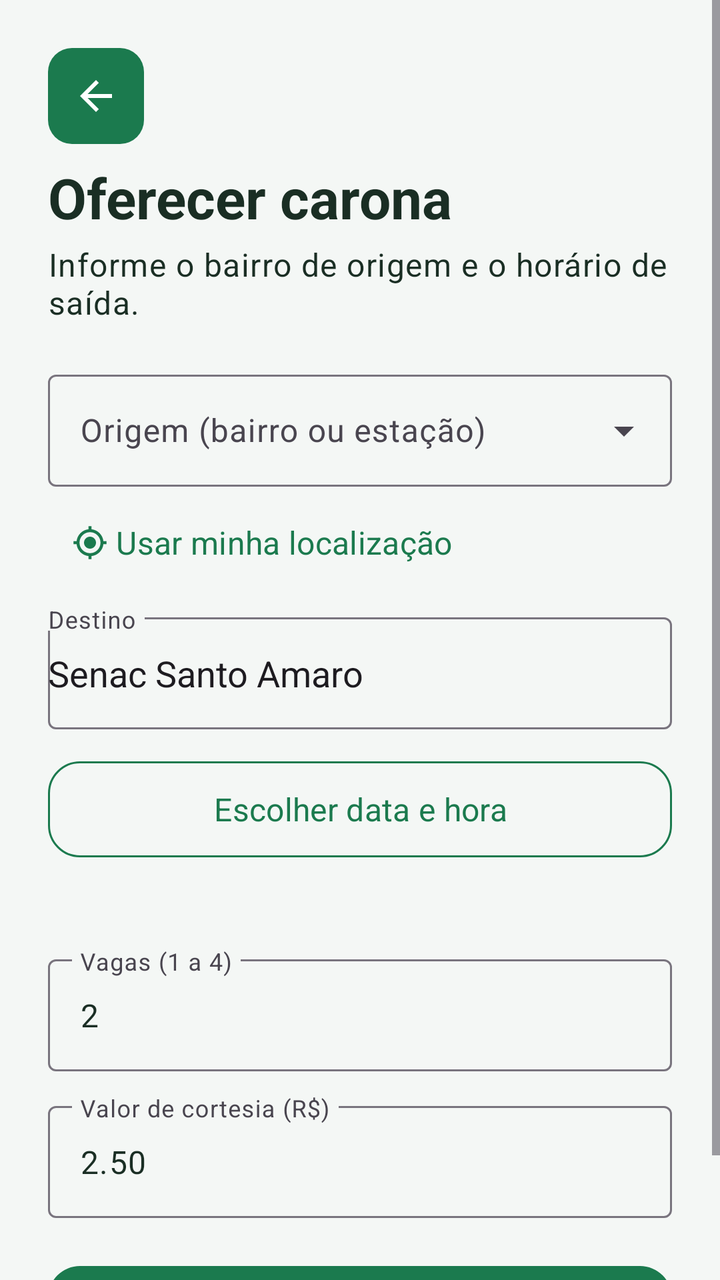
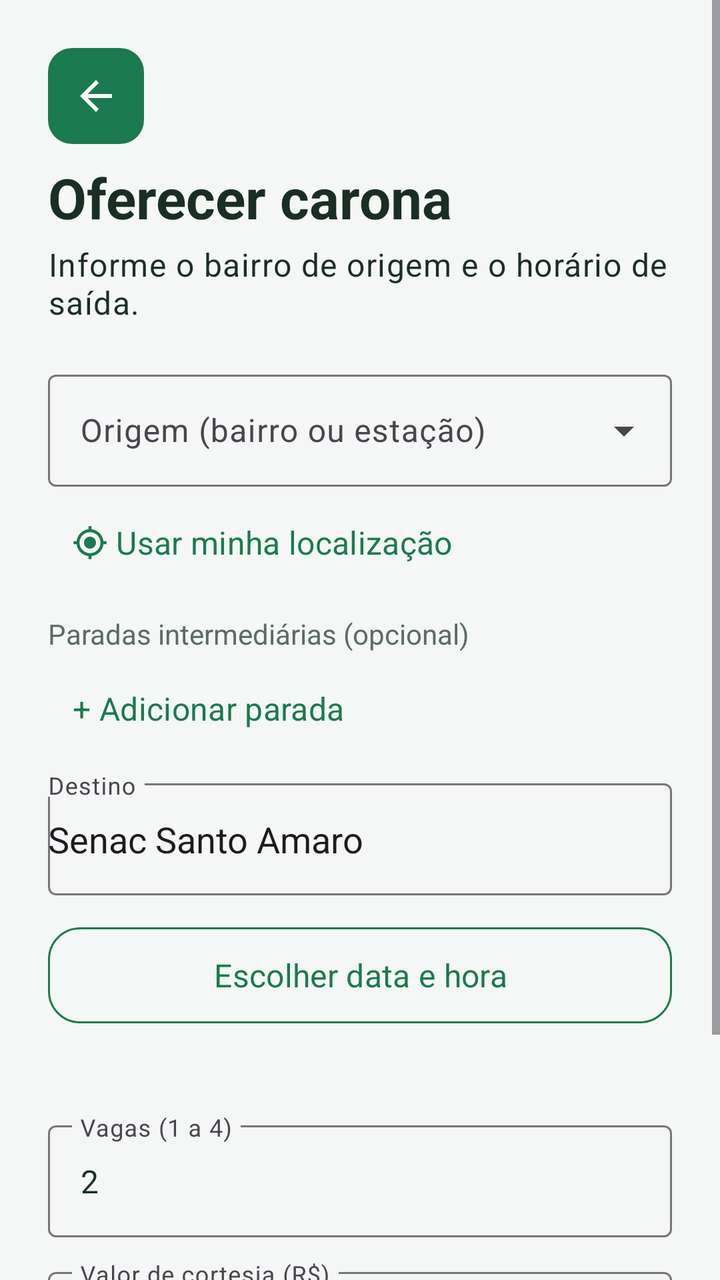

Screens rendered from an Android XML layout before and after an edit, with the pre-edit source and the edit as a unified diff.
<!-- AndroidManifest.xml: application theme Theme.Hitchhike -->
<!-- res/layout/activity_oferecer_carona.xml -->
<?xml version="1.0" encoding="utf-8"?>
<FrameLayout xmlns:android="http://schemas.android.com/apk/res/android"
    xmlns:app="http://schemas.android.com/apk/res-auto"
    android:id="@+id/rootOferecer"
    android:layout_width="match_parent"
    android:layout_height="match_parent"
    android:background="@color/hh_background">

    <ScrollView
        android:layout_width="match_parent"
        android:layout_height="match_parent"
        android:clipToPadding="false"
        android:fillViewport="true">

        <androidx.constraintlayout.widget.ConstraintLayout
            android:layout_width="match_parent"
            android:layout_height="wrap_content">

            <LinearLayout
                android:layout_width="0dp"
                android:layout_height="wrap_content"
                android:orientation="vertical"
                android:padding="@dimen/hh_screen_padding"
                app:layout_constraintEnd_toEndOf="parent"
                app:layout_constraintStart_toStartOf="parent"
                app:layout_constraintTop_toTopOf="parent"
                app:layout_constraintWidth_max="@dimen/hh_content_max">

                <com.google.android.material.button.MaterialButton
                    android:id="@+id/btnVoltar"
                    style="@style/Widget.Hitchhike.Button.Back"
                    android:layout_width="@dimen/hh_touch_min"
                    android:layout_height="@dimen/hh_touch_min"
                    android:layout_marginBottom="@dimen/hh_space_sm" />

                <TextView
                    android:layout_width="match_parent"
                    android:layout_height="wrap_content"
                    android:text="@string/oferecer_title"
                    android:textAppearance="@style/TextAppearance.Hitchhike.Title" />

                <TextView
                    android:layout_width="match_parent"
                    android:layout_height="wrap_content"
                    android:layout_marginTop="4dp"
                    android:text="@string/oferecer_subtitle"
                    android:textAppearance="@style/TextAppearance.Hitchhike.Subtitle" />

                <com.google.android.material.textfield.TextInputLayout
                    android:id="@+id/tilOrigem"
                    style="@style/Widget.Material3.TextInputLayout.OutlinedBox.ExposedDropdownMenu"
                    android:layout_width="match_parent"
                    android:layout_height="wrap_content"
                    android:layout_marginTop="20dp"
                    android:hint="@string/hint_origem">

                    <AutoCompleteTextView
                        android:id="@+id/etOrigem"
                        android:layout_width="match_parent"
                        android:layout_height="wrap_content"
                        android:inputType="text"
                        android:maxLength="150"
                        android:minHeight="@dimen/hh_button_min" />
                </com.google.android.material.textfield.TextInputLayout>

                <com.google.android.material.button.MaterialButton
                    android:id="@+id/btnUsarLocalizacao"
                    style="@style/Widget.Hitchhike.Button.Text"
                    android:layout_width="wrap_content"
                    android:layout_height="wrap_content"
                    android:layout_marginTop="4dp"
                    android:text="@string/action_usar_localizacao"
                    app:icon="@drawable/ic_my_location"
                    app:iconTint="@color/hh_green" />

                <com.google.android.material.textfield.TextInputLayout
                    android:id="@+id/tilDestino"
                    style="@style/Widget.Material3.TextInputLayout.OutlinedBox"
                    android:layout_width="match_parent"
                    android:layout_height="wrap_content"
                    android:layout_marginTop="8dp"
                    android:hint="@string/hint_destino">

                    <AutoCompleteTextView
                        android:id="@+id/etDestino"
                        android:layout_width="match_parent"
                        android:layout_height="wrap_content"
                        android:inputType="text"
                        android:maxLength="150"
                        android:minHeight="@dimen/hh_button_min"
                        android:text="@string/destino_padrao" />
                </com.google.android.material.textfield.TextInputLayout>

                <com.google.android.material.button.MaterialButton
                    android:id="@+id/btnDataHora"
                    style="@style/Widget.Hitchhike.Button.Outlined"
                    android:layout_width="match_parent"
                    android:layout_height="wrap_content"
                    android:layout_marginTop="12dp"
                    android:text="@string/action_escolher_horario" />

                <TextView
                    android:id="@+id/tvDataHora"
                    android:layout_width="match_parent"
                    android:layout_height="wrap_content"
                    android:layout_marginTop="8dp"
                    android:textAppearance="@style/TextAppearance.Hitchhike.Subtitle" />

                <com.google.android.material.textfield.TextInputLayout
                    android:id="@+id/tilVagas"
                    style="@style/Widget.Material3.TextInputLayout.OutlinedBox"
                    android:layout_width="match_parent"
                    android:layout_height="wrap_content"
                    android:layout_marginTop="12dp"
                    android:hint="@string/hint_vagas">

                    <com.google.android.material.textfield.TextInputEditText
                        android:id="@+id/etVagas"
                        android:layout_width="match_parent"
                        android:layout_height="wrap_content"
                        android:inputType="number"
                        android:minHeight="@dimen/hh_button_min"
                        android:text="2" />
                </com.google.android.material.textfield.TextInputLayout>

                <com.google.android.material.textfield.TextInputLayout
                    android:id="@+id/tilValor"
                    style="@style/Widget.Material3.TextInputLayout.OutlinedBox"
                    android:layout_width="match_parent"
                    android:layout_height="wrap_content"
                    android:layout_marginTop="12dp"
                    android:hint="@string/hint_valor">

                    <com.google.android.material.textfield.TextInputEditText
                        android:id="@+id/etValor"
                        android:layout_width="match_parent"
                        android:layout_height="wrap_content"
                        android:inputType="numberDecimal"
                        android:minHeight="@dimen/hh_button_min"
                        android:text="2.50" />
                </com.google.android.material.textfield.TextInputLayout>

                <com.google.android.material.button.MaterialButton
                    android:id="@+id/btnPublicar"
                    android:layout_width="match_parent"
                    android:layout_height="wrap_content"
                    android:layout_marginTop="20dp"
                    android:text="@string/action_publicar" />
            </LinearLayout>
        </androidx.constraintlayout.widget.ConstraintLayout>
    </ScrollView>

    <ProgressBar
        android:id="@+id/progressOferecer"
        android:layout_width="wrap_content"
        android:layout_height="wrap_content"
        android:layout_gravity="center"
        android:contentDescription="@string/estado_publicando"
        android:visibility="gone" />
</FrameLayout>
<!-- resources referenced by this layout -->
<resources>
  <color name="hh_background">#FFF4F7F5</color>
  <color name="hh_green">#FF1B7A4E</color>
  <dimen name="hh_button_min">56dp</dimen>
  <dimen name="hh_content_max">560dp</dimen>
  <dimen name="hh_screen_padding">24dp</dimen>
  <dimen name="hh_space_sm">8dp</dimen>
  <dimen name="hh_touch_min">48dp</dimen>
  <string name="action_escolher_horario">Escolher data e hora</string>
  <string name="action_publicar">Publicar carona</string>
  <string name="action_usar_localizacao">Usar minha localização</string>
  <string name="destino_padrao">Senac Santo Amaro</string>
  <string name="estado_publicando">Publicando carona…</string>
  <string name="hint_destino">Destino</string>
  <string name="hint_origem">Origem (bairro ou estação)</string>
  <string name="hint_vagas">Vagas (1 a 4)</string>
  <string name="hint_valor">Valor de cortesia (R$)</string>
  <string name="oferecer_subtitle">Informe o bairro de origem e o horário de saída.</string>
  <string name="oferecer_title">Oferecer carona</string>
  <style name="TextAppearance.Hitchhike.Subtitle" parent="TextAppearance.Material3.BodyLarge">
          <item name="android:textColor">@color/hh_text_secondary</item>
          <item name="android:textSize">16sp</item>
      </style>
  <style name="TextAppearance.Hitchhike.Title" parent="TextAppearance.Material3.HeadlineMedium">
          <item name="android:textColor">@color/hh_text</item>
          <item name="android:textStyle">bold</item>
          <item name="android:textSize">28sp</item>
      </style>
  <style name="Widget.Hitchhike.Button.Outlined" parent="Widget.Material3.Button.OutlinedButton">
          <item name="android:minHeight">@dimen/hh_button_min</item>
          <item name="android:minWidth">@dimen/hh_touch_min</item>
          <item name="cornerRadius">16dp</item>
          <item name="android:textAllCaps">false</item>
          <item name="strokeColor">@color/hh_green</item>
          <item name="android:textColor">@color/hh_green</item>
      </style>
  <style name="Widget.Hitchhike.Button.Text" parent="Widget.Material3.Button.TextButton">
          <item name="android:minHeight">@dimen/hh_touch_min</item>
          <item name="android:minWidth">@dimen/hh_touch_min</item>
          <item name="android:textAllCaps">false</item>
          <item name="android:textColor">@color/hh_green</item>
      </style>
  <style name="Theme.Hitchhike" parent="Base.Theme.Hitchhike" />
  <color name="hh_text_secondary">#FF5C6B64</color>
  <color name="hh_text">#FF1A2E24</color>
  <string name="cd_voltar">Voltar</string>
  <!-- drawable ic_arrow_back (drawable) -->
  <vector xmlns:android="http://schemas.android.com/apk/res/android"
      android:width="24dp"
      android:height="24dp"
      android:viewportWidth="24"
      android:viewportHeight="24"
      android:autoMirrored="true">
      <path
          android:fillColor="#FFFFFFFF"
          android:pathData="M20,11H7.83l5.59,-5.59L12,4l-8,8 8,8 1.41,-1.41L7.83,13H20v-2z" />
  </vector>
  <color name="white">#FFFFFFFF</color>
  <color name="hh_mint">#FFE8F5EF</color>
  <color name="hh_green_dark">#FF145C3A</color>
  <color name="hh_green_light">#FF2E9B68</color>
  <color name="hh_surface">#FFFFFFFF</color>
  <style name="Widget.Hitchhike.Button" parent="Widget.Material3.Button">
          <item name="android:minHeight">@dimen/hh_button_min</item>
          <item name="android:minWidth">@dimen/hh_touch_min</item>
          <item name="cornerRadius">16dp</item>
          <item name="android:textAllCaps">false</item>
          <item name="android:textSize">16sp</item>
          <item name="android:paddingLeft">20dp</item>
          <item name="android:paddingRight">20dp</item>
      </style>
  <!-- unchanged entries left out for length: 3 -->
</resources>

<!-- the commit's change to res/layout/activity_oferecer_carona.xml (unified diff, before → after) -->
@@ -72,6 +72,27 @@
                     android:text="@string/action_usar_localizacao"
                     app:icon="@drawable/ic_my_location"
                     app:iconTint="@color/hh_green" />
+
+                <TextView
+                    android:layout_width="match_parent"
+                    android:layout_height="wrap_content"
+                    android:layout_marginTop="12dp"
+                    android:text="Paradas intermediárias (opcional)"
+                    android:textColor="@color/hh_text_secondary" />
+
+                <LinearLayout
+                    android:id="@+id/containerParadas"
+                    android:layout_width="match_parent"
+                    android:layout_height="wrap_content"
+                    android:orientation="vertical"
+                    android:layout_marginTop="4dp" />
+
+                <com.google.android.material.button.MaterialButton
+                    android:id="@+id/btnAddParada"
+                    style="@style/Widget.Hitchhike.Button.Text"
+                    android:layout_width="wrap_content"
+                    android:layout_height="wrap_content"
+                    android:text="+ Adicionar parada" />
 
                 <com.google.android.material.textfield.TextInputLayout
                     android:id="@+id/tilDestino"
